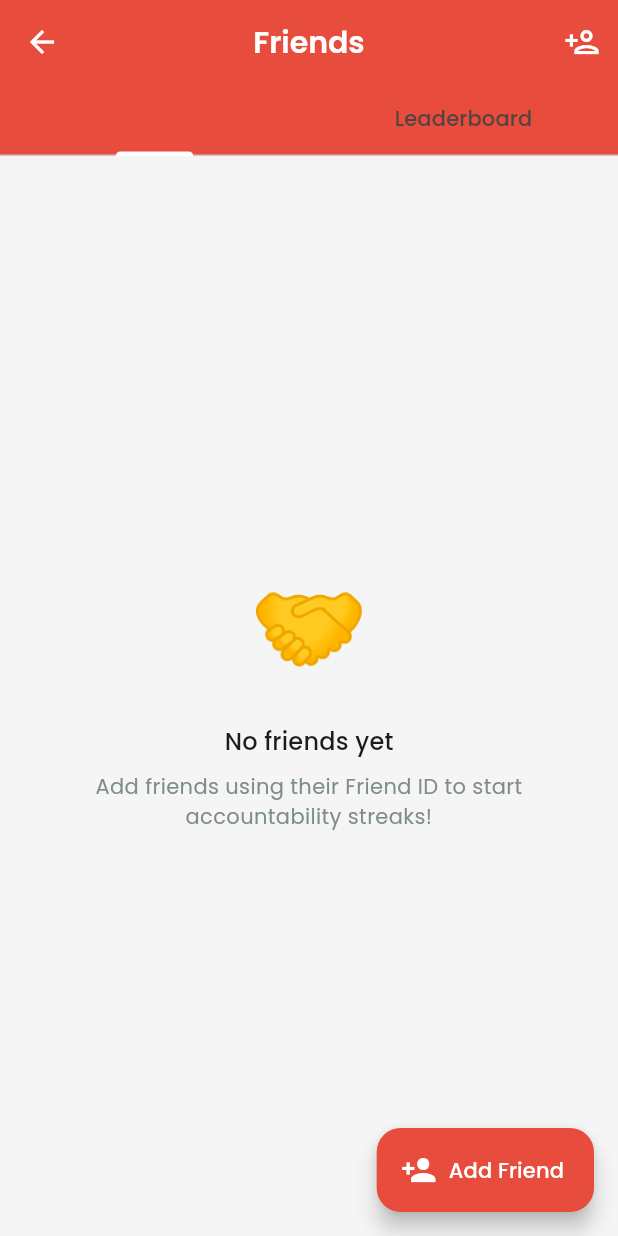
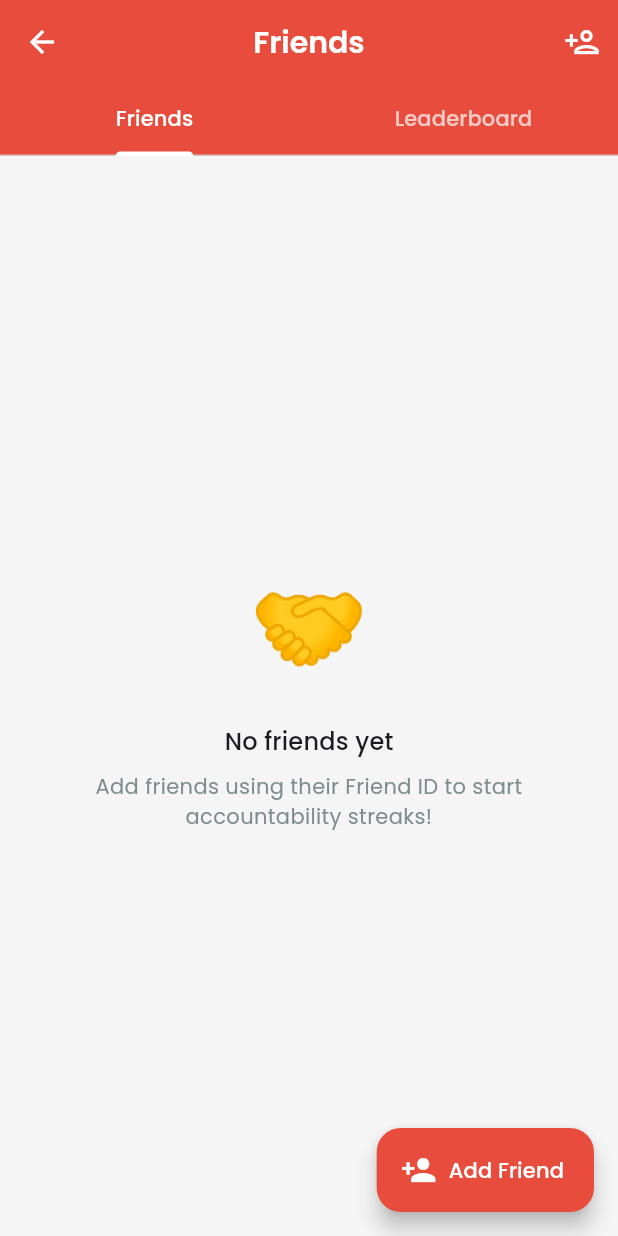
Before and after one commit to chinnaya18/Streak-Forge, a Flutter app: the FriendsScreen screen opened by its route, on a phone screen of 412 x 824 dp. Run offline on Flutter 3.47's test engine with Material 3 defaults, Android fonts, the phone set to English and light mode, and no system bars; our stand-ins replace cloud_firestore, confetti, firebase_auth, firebase_core, fl_chart, flutter_local_notifications and 5 more; accounts and stored records are empty.

Commit message:
changes made

```diff
--- a/lib/screens/friends/friends_screen.dart
+++ b/lib/screens/friends/friends_screen.dart
@@ -46,8 +46,9 @@ class _FriendsScreenState extends State<FriendsScreen>
             Tab(text: 'Friends'),
             Tab(text: 'Leaderboard'),
           ],
-          indicatorColor: AppColors.primary,
-          labelColor: AppColors.primary,
+          indicatorColor: Colors.white,
+          labelColor: Colors.white,
+          unselectedLabelColor: Colors.white70,
         ),
         actions: [
           IconButton(
--- a/lib/screens/habits/habit_list_screen.dart
+++ b/lib/screens/habits/habit_list_screen.dart
@@ -27,8 +27,9 @@ class HabitListScreen extends StatelessWidget {
               Tab(text: 'Active'),
               Tab(text: 'Completed'),
             ],
-            indicatorColor: AppColors.primary,
-            labelColor: AppColors.primary,
+            indicatorColor: Colors.white,
+            labelColor: Colors.white,
+            unselectedLabelColor: Colors.white70,
           ),
         ),
         floatingActionButton: FloatingActionButton.extended(
```
